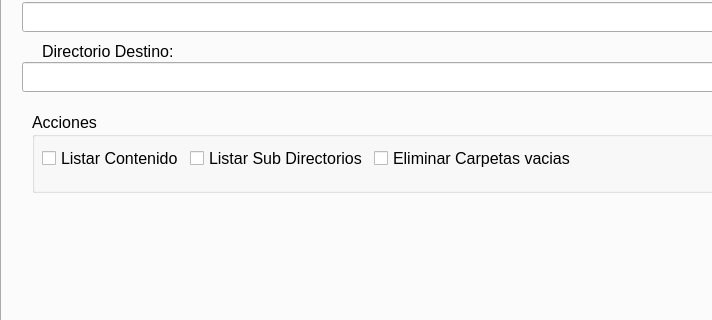
Above: ui/main.ui from Rallende1107/game-resource-scraper before the change; both pictures show x 0 to 712 and y 129 to 449 of the 800 by 668 pixel window. Below: the same form after it.
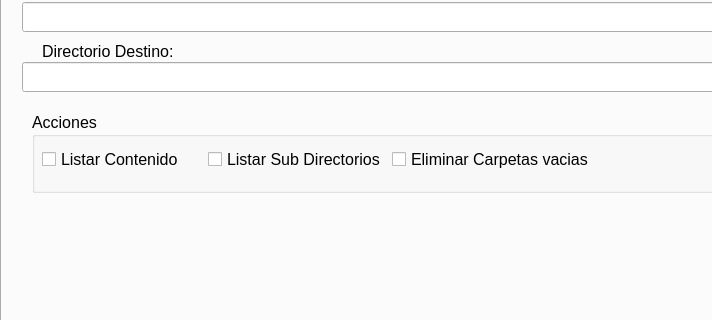
That is the form after the change. The open tabs and pages were chosen to show the change.

The edit to the form file:
```diff
--- a/ui/main.ui
+++ b/ui/main.ui
@@ -1315,8 +1315,8 @@
         <rect>
          <x>10</x>
          <y>35</y>
-         <width>534</width>
-         <height>23</height>
+         <width>552</width>
+         <height>26</height>
         </rect>
        </property>
        <layout class="QHBoxLayout" name="horizontalLayout_2">
```
Left out of the diff: 4 changed lines with no effect on the pictures.
